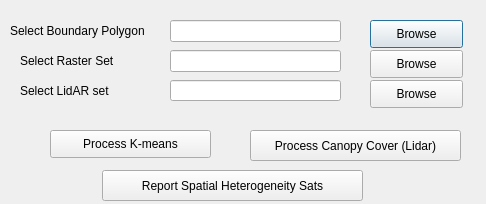
Before: the Qt Designer form qgis_build/treebeard/treebeard_dialog_base.ui in earthlab-education/treebeard, drawn with Qt 5.
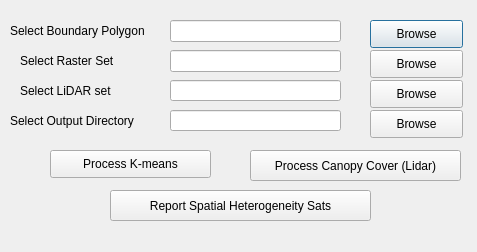
After: the same form once the commit is applied.

Commit message: added  user defined output directory to ui

The edit to the form file:
```diff
--- a/qgis_build/treebeard/treebeard_dialog_base.ui
+++ b/qgis_build/treebeard/treebeard_dialog_base.ui
@@ -6,8 +6,8 @@
    <rect>
     <x>0</x>
     <y>0</y>
-    <width>486</width>
-    <height>204</height>
+    <width>477</width>
+    <height>252</height>
    </rect>
   </property>
   <property name="windowTitle">
@@ -89,7 +89,7 @@
    <property name="geometry">
     <rect>
      <x>50</x>
-     <y>130</y>
+     <y>150</y>
      <width>161</width>
      <height>28</height>
     </rect>
@@ -118,7 +118,7 @@
     </rect>
    </property>
    <property name="text">
-    <string>Select LidAR set</string>
+    <string>Select LiDAR set</string>
    </property>
   </widget>
   <widget class="QPushButton" name="browseLidarButton">
@@ -138,7 +138,7 @@
    <property name="geometry">
     <rect>
      <x>250</x>
-     <y>130</y>
+     <y>150</y>
      <width>211</width>
      <height>31</height>
     </rect>
@@ -150,8 +150,8 @@
   <widget class="QPushButton" name="reportSpataialButton">
    <property name="geometry">
     <rect>
-     <x>102</x>
-     <y>170</y>
+     <x>110</x>
+     <y>190</y>
      <width>261</width>
      <height>31</height>
     </rect>
@@ -160,6 +160,42 @@
     <string>Report Spatial Heterogeneity Sats</string>
    </property>
   </widget>
+  <widget class="QLabel" name="label_4">
+   <property name="geometry">
+    <rect>
+     <x>10</x>
+     <y>110</y>
+     <width>141</width>
+     <height>21</height>
+    </rect>
+   </property>
+   <property name="text">
+    <string>Select Output Directory</string>
+   </property>
+  </widget>
+  <widget class="QLineEdit" name="outputLineEdit">
+   <property name="geometry">
+    <rect>
+     <x>170</x>
+     <y>110</y>
+     <width>171</width>
+     <height>21</height>
+    </rect>
+   </property>
+  </widget>
+  <widget class="QPushButton" name="browseOutputButton">
+   <property name="geometry">
+    <rect>
+     <x>370</x>
+     <y>110</y>
+     <width>93</width>
+     <height>28</height>
+    </rect>
+   </property>
+   <property name="text">
+    <string>Browse</string>
+   </property>
+  </widget>
  </widget>
  <resources/>
  <connections/>
```
The commit also changes 3 other files.
